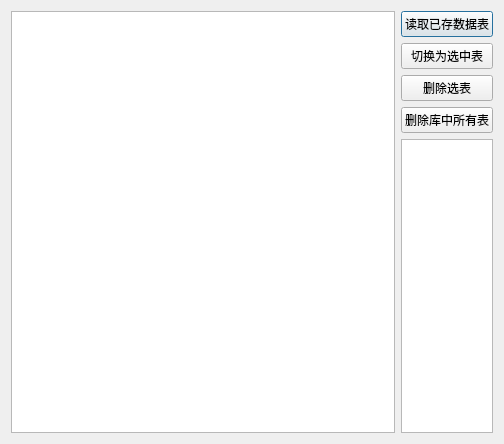
Old version of the form sql_dialog_layout.ui in the repository GD-Lws/FloatingYarnDetect_Pycharm.
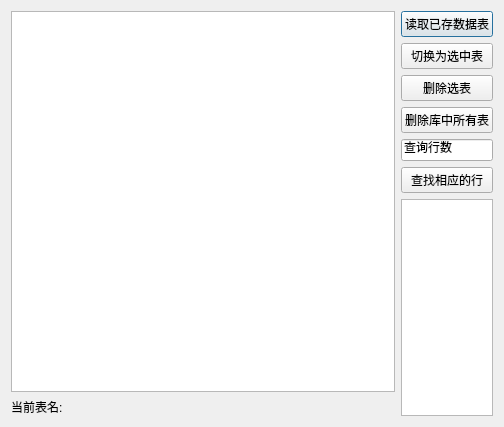
New version of the form.

Commit message: 数据库添加查询指定行功能（未开始）

```diff
--- a/sql_dialog_layout.ui
+++ b/sql_dialog_layout.ui
@@ -7,7 +7,7 @@
     <x>0</x>
     <y>0</y>
     <width>504</width>
-    <height>444</height>
+    <height>427</height>
    </rect>
   </property>
   <property name="windowTitle">
@@ -15,7 +15,18 @@
   </property>
   <layout class="QHBoxLayout" name="horizontalLayout">
    <item>
-    <widget class="QTableWidget" name="tableWidget_recTab"/>
+    <layout class="QVBoxLayout" name="verticalLayout_2">
+     <item>
+      <widget class="QTableWidget" name="tableWidget_recTab"/>
+     </item>
+     <item>
+      <widget class="QLabel" name="label_nowTableName">
+       <property name="text">
+        <string>当前表名:</string>
+       </property>
+      </widget>
+     </item>
+    </layout>
    </item>
    <item>
     <layout class="QVBoxLayout" name="verticalLayout">
@@ -47,6 +58,32 @@
        </property>
       </widget>
      </item>
+     <item>
+      <widget class="QLineEdit" name="lineEdit_FindRowInfo">
+       <property name="sizePolicy">
+        <sizepolicy hsizetype="Ignored" vsizetype="Fixed">
+         <horstretch>0</horstretch>
+         <verstretch>0</verstretch>
+        </sizepolicy>
+       </property>
+       <property name="text">
+        <string>查询行数</string>
+       </property>
+      </widget>
+     </item>
+     <item>
+      <widget class="QPushButton" name="pushButton_findRow">
+       <property name="sizePolicy">
+        <sizepolicy hsizetype="Ignored" vsizetype="Fixed">
+         <horstretch>0</horstretch>
+         <verstretch>0</verstretch>
+        </sizepolicy>
+       </property>
+       <property name="text">
+        <string>查找相应的行</string>
+       </property>
+      </widget>
+     </item>
      <item>
       <widget class="QListView" name="listView_cameraParm">
        <property name="sizePolicy">
```
The commit also changes 5 other files.
